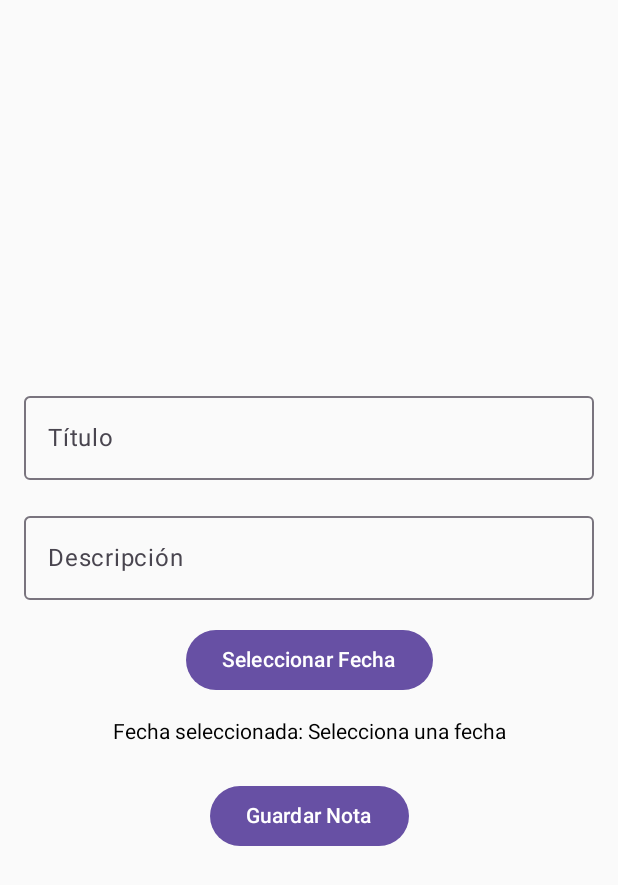
After one commit to Nixoby1575/tAutonomoAppsMoviles, an Android app built with Jetpack Compose: the NotaActivity screen opened directly, with no data from a screen before it, on a phone screen of 412 x 824 dp. The commit adds this screen. Shown: the top 885 px of the screen. Run offline under Robolectric (Android 15) with nearby library versions, the light colour scheme and no system bars; our stand-ins replace Firebase (no records; nobody signed in at launch, a user with empty details on screens opened directly).

Commit message:
Creacion de notas

```diff
--- a/app/build.gradle.kts
+++ b/app/build.gradle.kts
@@ -55,7 +55,8 @@ dependencies {
     implementation(libs.androidx.activity.compose)
     implementation(platform(libs.androidx.compose.bom))
     implementation(libs.androidx.material3)
-    implementation(libs.firebase.auth.ktx) // Firebase Authentication
+    implementation(libs.firebase.auth.ktx)
+    implementation(libs.firebase.firestore.ktx) // Firebase Authentication
     testImplementation(libs.junit)
     androidTestImplementation(libs.androidx.junit)
     androidTestImplementation(libs.androidx.espresso.core)
--- /dev/null
+++ b/app/src/main/java/com/example/taskiapp/NotaActivity.kt
@@ -0,0 +1,123 @@
+package com.example.taskiapp
+
+import android.app.DatePickerDialog
+import android.os.Bundle
+import android.widget.Toast
+import androidx.activity.ComponentActivity
+import androidx.activity.compose.setContent
+import androidx.compose.foundation.layout.*
+import androidx.compose.material3.Button
+import androidx.compose.material3.OutlinedTextField
+import androidx.compose.material3.Text
+import androidx.compose.runtime.*
+import androidx.compose.ui.Alignment
+import androidx.compose.ui.Modifier
+import androidx.compose.ui.unit.dp
+import com.google.firebase.auth.FirebaseAuth
+import com.google.firebase.firestore.FirebaseFirestore
+import androidx.compose.ui.platform.LocalContext
+import java.util.*
+
+class NotaActivity : ComponentActivity() {
+    override fun onCreate(savedInstanceState: Bundle?) {
+        super.onCreate(savedInstanceState)
+        setContent {
+            NotaScreen()
+        }
+    }
+}
+
+@Composable
+fun NotaScreen() {
+    var titulo by remember { mutableStateOf("") }
+    var descripcion by remember { mutableStateOf("") }
+    var fecha by remember { mutableStateOf("Selecciona una fecha") }
+    val firestore = FirebaseFirestore.getInstance()
+    val auth = FirebaseAuth.getInstance()
+    val context = LocalContext.current
+
+    Column(
+        modifier = Modifier
+            .fillMaxSize()
+            .padding(16.dp),
+        verticalArrangement = Arrangement.Center,
+        horizontalAlignment = Alignment.CenterHorizontally
+    ) {
+        OutlinedTextField(
+            value = titulo,
+            onValueChange = { titulo = it },
+            label = { Text("Título") },
+            modifier = Modifier.fillMaxWidth()
+        )
+
+        Spacer(modifier = Modifier.height(16.dp))
+
+        OutlinedTextField(
+            value = descripcion,
+            onValueChange = { descripcion = it },
+            label = { Text("Descripción") },
+            modifier = Modifier.fillMaxWidth()
+        )
+
+        Spacer(modifier = Modifier.height(16.dp))
+
+        Button(onClick = {
+            val calendar = Calendar.getInstance()
+            val year = calendar.get(Calendar.YEAR)
+            val month = calendar.get(Calendar.MONTH)
+            val day = calendar.get(Calendar.DAY_OF_MONTH)
+
+            // Crear un DatePickerDialog
+            val datePickerDialog = DatePickerDialog(
+                context,
+                { _, selectedYear, selectedMonth, selectedDay ->
+                    // Actualizar la fecha seleccionada
+                    fecha = "$selectedDay/${selectedMonth + 1}/$selectedYear"
+                },
+                year,
+                month,
+                day
+            )
+            datePickerDialog.show()
+        }) {
+            Text(text = "Seleccionar Fecha")
+        }
+
+        Spacer(modifier = Modifier.height(16.dp))
+
+        Text(text = "Fecha seleccionada: $fecha")
+
+        Spacer(modifier = Modifier.height(24.dp))
+
+        Button(onClick = {
+            // Validar que el título y la descripción no estén vacíos
+            if (titulo.isEmpty() || descripcion.isEmpty()) {
+                Toast.makeText(context, "Por favor, completa todos los campos.", Toast.LENGTH_SHORT).show()
+                return@Button
+            }
+
+            // Guardar nota en Firestore
+            val notaData = hashMapOf(
+                "titulo" to titulo,
+                "descripcion" to descripcion,
+                "fecha" to fecha,
+                "userId" to auth.currentUser?.uid // Agregar el ID del usuario
+            )
+
+            firestore.collection("notas") // Nombre de la colección
+                .add(notaData)
+                .addOnSuccessListener { documentReference ->
+                    Toast.makeText(context, "Nota guardada con ID: ${documentReference.id}", Toast.LENGTH_SHORT).show()
+                    // Reiniciar los campos después de guardar
+                    titulo = ""
+                    descripcion = ""
+                    fecha = "Selecciona una fecha"
+                }
+                .addOnFailureListener { e ->
+                    Toast.makeText(context, "Error al guardar nota: ${e.message}", Toast.LENGTH_SHORT).show()
+                }
+        }) {
+            Text(text = "Guardar Nota")
+        }
+    }
+}
--- a/gradle/libs.versions.toml
+++ b/gradle/libs.versions.toml
@@ -9,6 +9,7 @@ lifecycleRuntimeKtx = "2.8.6"
 activityCompose = "1.9.2"
 composeBom = "2024.04.01"
 firebaseAuthKtx = "23.0.0"
+firebaseFirestoreKtx = "25.1.0"
 
 [libraries]
 androidx-core-ktx = { group = "androidx.core", name = "core-ktx", version.ref = "coreKtx" }
@@ -26,6 +27,7 @@ androidx-ui-test-manifest = { group = "androidx.compose.ui", name = "ui-test-man
 androidx-ui-test-junit4 = { group = "androidx.compose.ui", name = "ui-test-junit4" }
 androidx-material3 = { group = "androidx.compose.material3", name = "material3" }
 firebase-auth-ktx = { group = "com.google.firebase", name = "firebase-auth-ktx", version.ref = "firebaseAuthKtx" }
+firebase-firestore-ktx = { group = "com.google.firebase", name = "firebase-firestore-ktx", version.ref = "firebaseFirestoreKtx" }
 
 [plugins]
 android-application = { id = "com.android.application", version.ref = "agp" }
```
Also changed, not shown: app/src/main/AndroidManifest.xml (+18 -0 lines), app/src/main/java/com/example/taskiapp/BienvenidoActivity.kt (added, +92 -0 lines), app/src/main/java/com/example/taskiapp/Login.kt (+25 -6 lines), app/src/main/java/com/example/taskiapp/MainActivity.kt (+14 -9 lines), app/src/main/java/com/example/taskiapp/MisNotasActivity.kt (added, +106 -0 lines), app/src/main/java/com/example/taskiapp/Registro.kt (+14 -1 lines).
